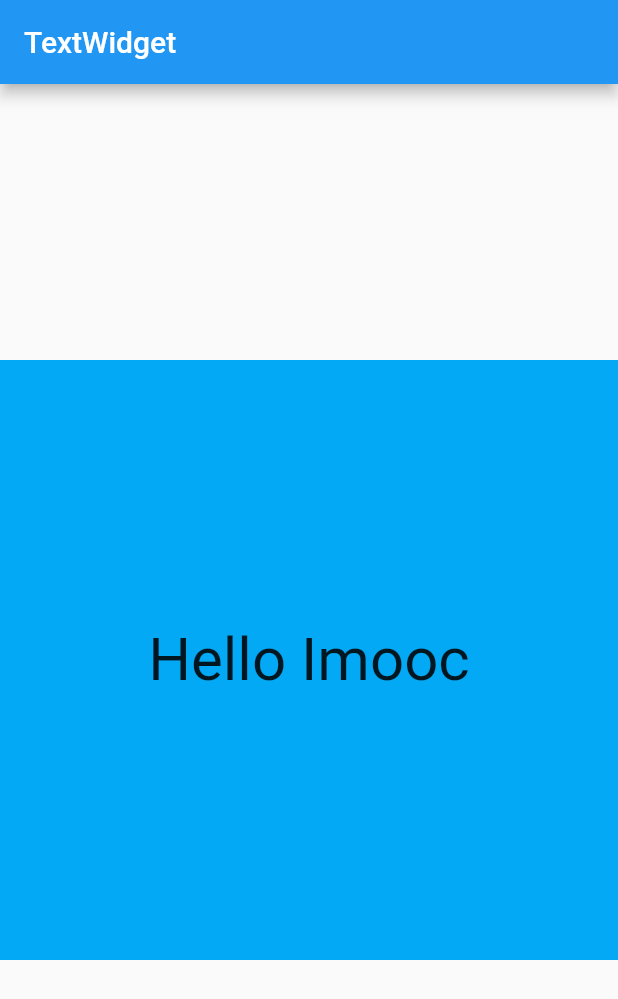
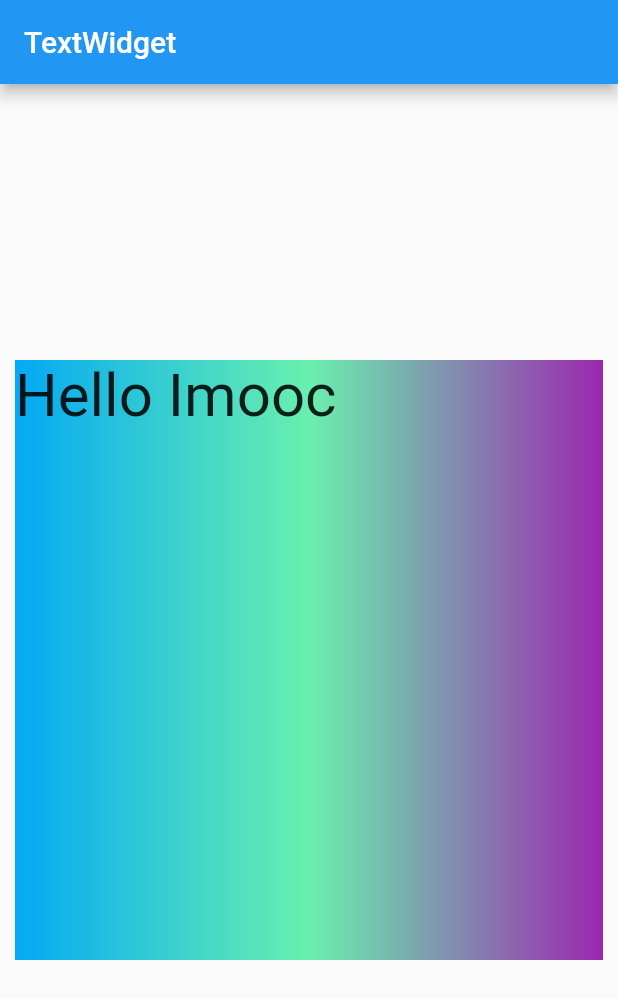
Before and after one commit to kunoka/demo001, a Flutter app: the screen it shows after launch, on a phone screen of 412 x 824 dp. Shown: the top 999 px of the screen. Run offline on Flutter 3.47's test engine with Material 2 defaults, Android fonts, the phone set to English and light mode, and no system bars.

Commit message:
3-3 ContainerWidget容器组件讲解-2

```diff
--- a/lib/main.dart
+++ b/lib/main.dart
@@ -5,6 +5,12 @@ void main() => runApp(MyApp());
 class MyApp extends StatelessWidget {
   @override
   Widget build(BuildContext context) {
+    const linearGradient = const LinearGradient(
+                      colors: [
+                        Colors.lightBlue,
+                        Colors.greenAccent,
+                        Colors.purple
+                      ]);
         return MaterialApp(
             title: 'TextWidget',
             home: Scaffold(
@@ -17,10 +23,15 @@ class MyApp extends StatelessWidget {
                     'Hello Imooc',
                     style: TextStyle(fontSize: 40.0),
                   ),
-              alignment: Alignment.center,
+                  alignment: Alignment.topLeft,
                   width: 500.0,
                   height: 400.0,
-              color: Colors.lightBlue
-            ))));
+                  // color: Colors.lightBlue,
+                  margin: const EdgeInsets.all(10.0),
+                  decoration: new BoxDecoration(
+                    gradient: linearGradient
+              ),
+            )
+            )));
   }
 }
```
Lines whose indentation alone changed are shown as unchanged.
